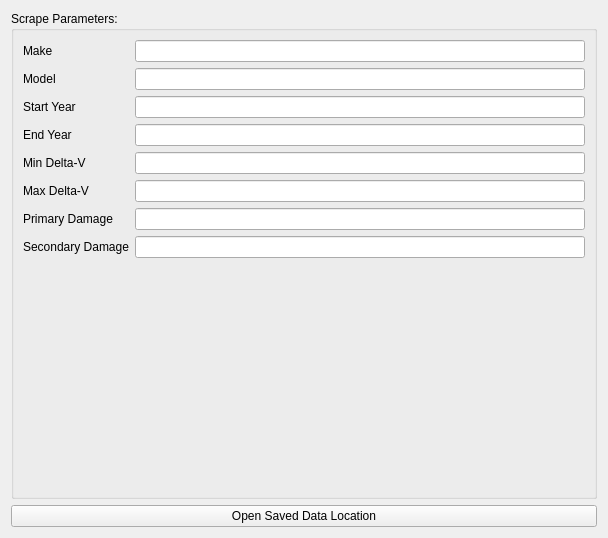
The window that src/app/ui/SummaryTab.ui (caden-maxwell/nhtsa-scrape) describes before a commit, drawn with Qt 5.
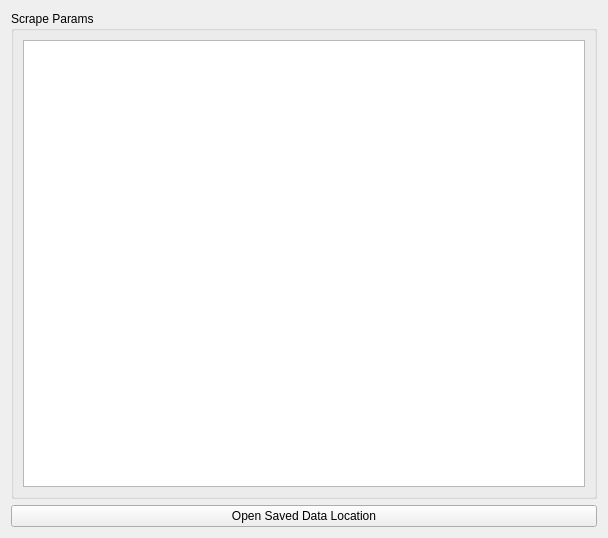
The same window after the commit.

Commit message: Fixed some bugs, added/removed small things. Removed individual params from schema, too messy Fixed bugs related to timer on the request handler Added batch requests for request handler Fixed profile file naming/renaming logic Fixed edr folder showing up with no edr files

What changed in the file:
```diff
--- a/src/app/ui/SummaryTab.ui
+++ b/src/app/ui/SummaryTab.ui
@@ -14,127 +14,6 @@
    <string>Form</string>
   </property>
   <layout class="QGridLayout" name="gridLayout">
-   <item row="0" column="0">
-    <widget class="QGroupBox" name="paramsBox">
-     <property name="title">
-      <string>Scrape Parameters:</string>
-     </property>
-     <layout class="QFormLayout" name="formLayout">
-      <item row="0" column="0">
-       <widget class="QLabel" name="makeLabel">
-        <property name="text">
-         <string>Make</string>
-        </property>
-       </widget>
-      </item>
-      <item row="0" column="1">
-       <widget class="QLineEdit" name="makeEdit">
-        <property name="readOnly">
-         <bool>true</bool>
-        </property>
-       </widget>
-      </item>
-      <item row="1" column="0">
-       <widget class="QLabel" name="modelLabel">
-        <property name="text">
-         <string>Model</string>
-        </property>
-       </widget>
-      </item>
-      <item row="1" column="1">
-       <widget class="QLineEdit" name="modelEdit">
-        <property name="readOnly">
-         <bool>true</bool>
-        </property>
-       </widget>
-      </item>
-      <item row="2" column="0">
-       <widget class="QLabel" name="startYearLabel">
-        <property name="text">
-         <string>Start Year</string>
-        </property>
-       </widget>
-      </item>
-      <item row="2" column="1">
-       <widget class="QLineEdit" name="startYearEdit">
-        <property name="readOnly">
-         <bool>true</bool>
-        </property>
-       </widget>
-      </item>
-      <item row="3" column="0">
-       <widget class="QLabel" name="endYearLabel">
-        <property name="text">
-         <string>End Year</string>
-        </property>
-       </widget>
-      </item>
-      <item row="3" column="1">
-       <widget class="QLineEdit" name="endYearEdit">
-        <property name="readOnly">
-         <bool>true</bool>
-        </property>
-       </widget>
-      </item>
-      <item row="4" column="0">
-       <widget class="QLabel" name="minDVLabel">
-        <property name="text">
-         <string>Min Delta-V</string>
-        </property>
-       </widget>
-      </item>
-      <item row="4" column="1">
-       <widget class="QLineEdit" name="minDVEdit">
-        <property name="readOnly">
-         <bool>true</bool>
-        </property>
-       </widget>
-      </item>
-      <item row="5" column="0">
-       <widget class="QLabel" name="maxDVLabel">
-        <property name="text">
-         <string>Max Delta-V</string>
-        </property>
-       </widget>
-      </item>
-      <item row="5" column="1">
-       <widget class="QLineEdit" name="maxDVEdit">
-        <property name="readOnly">
-         <bool>true</bool>
-        </property>
-       </widget>
-      </item>
-      <item row="6" column="0">
-       <widget class="QLabel" name="pDmgLabel">
-        <property name="text">
-         <string>Primary Damage</string>
-        </property>
-       </widget>
-      </item>
-      <item row="6" column="1">
-       <widget class="QLineEdit" name="pDmgEdit">
-        <property name="readOnly">
-         <bool>true</bool>
-        </property>
-       </widget>
-      </item>
-      <item row="7" column="0">
-       <widget class="QLabel" name="sDmgLabel">
-        <property name="text">
-         <string>Secondary Damage</string>
-        </property>
-       </widget>
-      </item>
-      <item row="7" column="1">
-       <widget class="QLineEdit" name="sDmgEdit">
-        <property name="readOnly">
-         <bool>true</bool>
-        </property>
-       </widget>
-      </item>
-     </layout>
-    </widget>
-   </item>
    <item row="1" column="0">
     <widget class="QPushButton" name="openBtn">
      <property name="toolTip">
@@ -145,6 +24,22 @@
      </property>
     </widget>
    </item>
+   <item row="0" column="0">
+    <widget class="QGroupBox" name="groupBox">
+     <property name="title">
+      <string>Scrape Params</string>
+     </property>
+     <layout class="QGridLayout" name="gridLayout_2">
+      <item row="0" column="0">
+       <widget class="QTextEdit" name="paramsEdit">
+        <property name="readOnly">
+         <bool>true</bool>
+        </property>
+       </widget>
+      </item>
+     </layout>
+    </widget>
+   </item>
   </layout>
  </widget>
  <resources/>
```
The commit also changes 16 other files.
